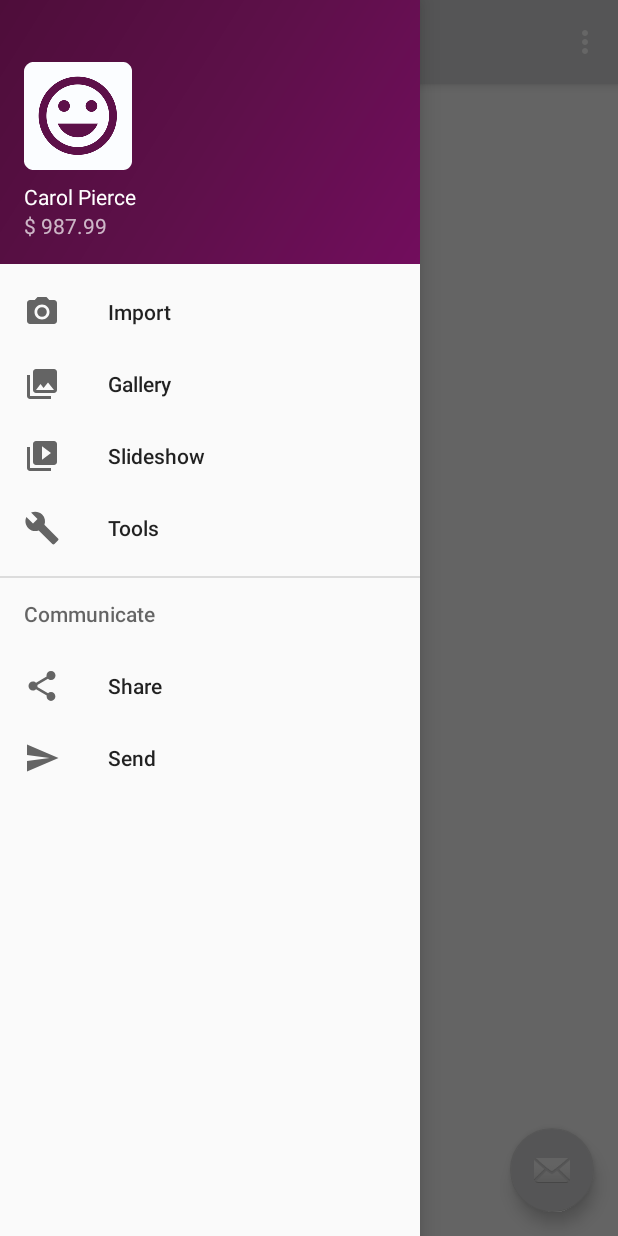
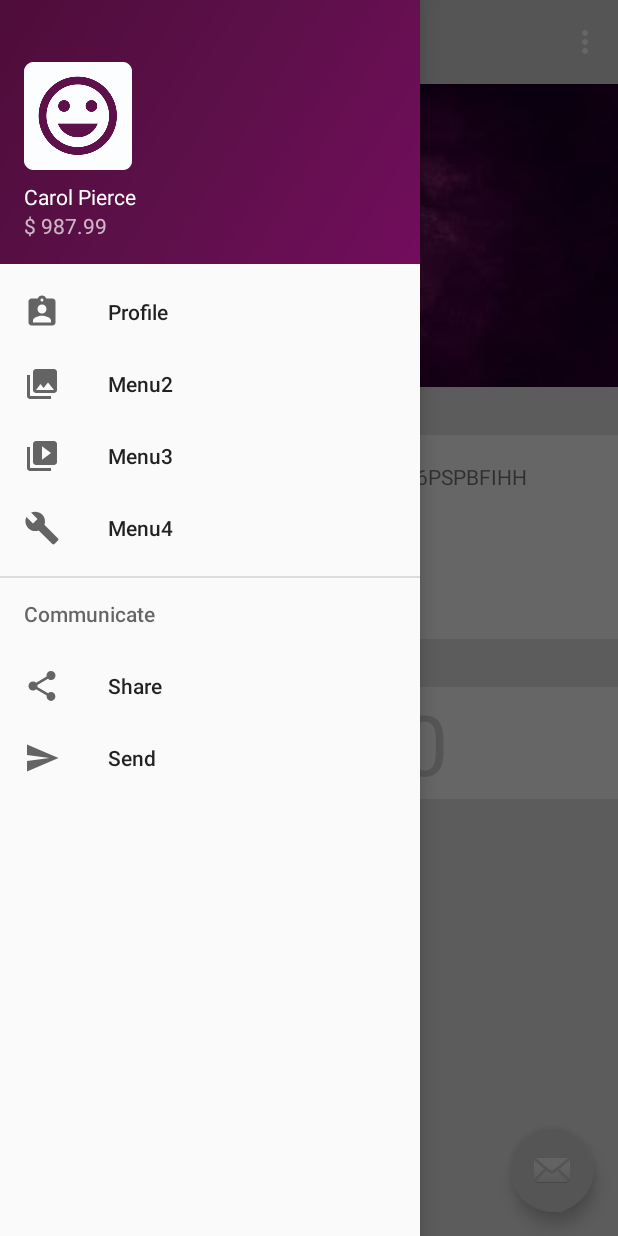
Before and after one commit to tinapham/TrustMeBank, an Android app: the screen it shows after launch (MainActivity), with the side drawer open, on a phone screen of 412 x 824 dp. Run offline under Robolectric (Android 15) with nearby library versions, the phone set to English and light mode, and no system bars.

Commit message:
Profile page in client side

```diff
--- /dev/null
+++ b/client/app/src/main/java/com/sp/mgm/trustmebank/ProfileFragment.java
@@ -0,0 +1,22 @@
+package com.sp.mgm.trustmebank;
+
+import android.os.Bundle;
+import android.support.annotation.Nullable;
+import android.support.v4.app.Fragment;
+import android.view.LayoutInflater;
+import android.view.View;
+import android.view.ViewGroup;
+import android.widget.TextView;
+
+public class ProfileFragment extends Fragment {
+    private View view;
+    @Nullable
+    @Override
+    public View onCreateView(LayoutInflater inflater, @Nullable ViewGroup container, @Nullable Bundle savedInstanceState) {
+        view =  inflater.inflate(R.layout.fragment_profile, container, false);
+        TextView txtIncome = view.findViewById(R.id.txt_income);
+        txtIncome.setText(String.valueOf("€ 23.50"));
+
+        return view;
+    }
+}
--- /dev/null
+++ b/client/app/src/main/res/drawable/ic_menu_profile.xml
@@ -0,0 +1,9 @@
+<vector xmlns:android="http://schemas.android.com/apk/res/android"
+        android:width="24dp"
+        android:height="24dp"
+        android:viewportWidth="24.0"
+        android:viewportHeight="24.0">
+    <path
+        android:fillColor="#FF000000"
+        android:pathData="M19,3h-4.18C14.4,1.84 13.3,1 12,1c-1.3,0 -2.4,0.84 -2.82,2L5,3c-1.1,0 -2,0.9 -2,2v14c0,1.1 0.9,2 2,2h14c1.1,0 2,-0.9 2,-2L21,5c0,-1.1 -0.9,-2 -2,-2zM12,3c0.55,0 1,0.45 1,1s-0.45,1 -1,1 -1,-0.45 -1,-1 0.45,-1 1,-1zM12,7c1.66,0 3,1.34 3,3s-1.34,3 -3,3 -3,-1.34 -3,-3 1.34,-3 3,-3zM18,19L6,19v-1.4c0,-2 4,-3.1 6,-3.1s6,1.1 6,3.1L18,19z"/>
+</vector>
--- a/client/app/src/main/res/layout/content_main.xml
+++ b/client/app/src/main/res/layout/content_main.xml
@@ -17,4 +17,10 @@
         app:layout_constraintRight_toRightOf="parent"
         app:layout_constraintTop_toTopOf="parent" />
 
+    <fragment
+        android:layout_width="match_parent"
+        android:layout_height="match_parent"
+        android:name="com.sp.mgm.trustmebank.ProfileFragment"
+        android:id="@+id/month_frg"/>
+
 </android.support.constraint.ConstraintLayout>
--- a/client/app/src/main/res/menu/activity_main_drawer.xml
+++ b/client/app/src/main/res/menu/activity_main_drawer.xml
@@ -6,20 +6,20 @@
     <group android:checkableBehavior="single">
         <item
             android:id="@+id/nav_camera"
-            android:icon="@drawable/ic_menu_camera"
-            android:title="Import" />
+            android:icon="@drawable/ic_menu_profile"
+            android:title="Profile" />
         <item
             android:id="@+id/nav_gallery"
             android:icon="@drawable/ic_menu_gallery"
-            android:title="Gallery" />
+            android:title="Menu2" />
         <item
             android:id="@+id/nav_slideshow"
             android:icon="@drawable/ic_menu_slideshow"
-            android:title="Slideshow" />
+            android:title="Menu3" />
         <item
             android:id="@+id/nav_manage"
             android:icon="@drawable/ic_menu_manage"
-            android:title="Tools" />
+            android:title="Menu4" />
     </group>
 
     <item android:title="Communicate">
```
Also changed, not shown: client/app/src/main/res/drawable/ic_mail_black.xml (added, +9 -0 lines), client/app/src/main/res/drawable/ic_phone_black.xml (added, +9 -0 lines), client/app/src/main/res/layout/fragment_profile.xml (added, +164 -0 lines), client/app/src/main/res/drawable/avatar.png (added), client/app/src/main/res/drawable/banner.png (added), client/app/src/main/res/drawable/default_avatar.png (deleted).
